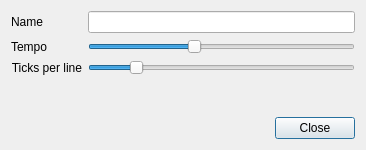
First picture: the form in src/songpropertiesdialog.ui, repository gitGNU/gnu_tutka, before the edit.
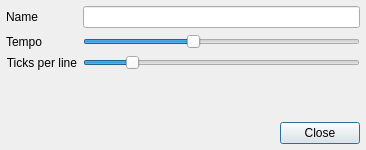
Second picture: the form after the edit. Custom widgets are drawn as their Qt base class.

Commit message: Fixes: margins didn't really rock

```diff
--- a/src/songpropertiesdialog.ui
+++ b/src/songpropertiesdialog.ui
@@ -14,6 +14,12 @@
    <string>Song Properties</string>
   </property>
   <layout class="QVBoxLayout" name="verticalLayout">
+   <property name="spacing">
+    <number>6</number>
+   </property>
+   <property name="margin">
+    <number>6</number>
+   </property>
    <item>
     <layout class="QFormLayout" name="formLayout">
      <property name="fieldGrowthPolicy">
```
The commit also changes 12 other files.
